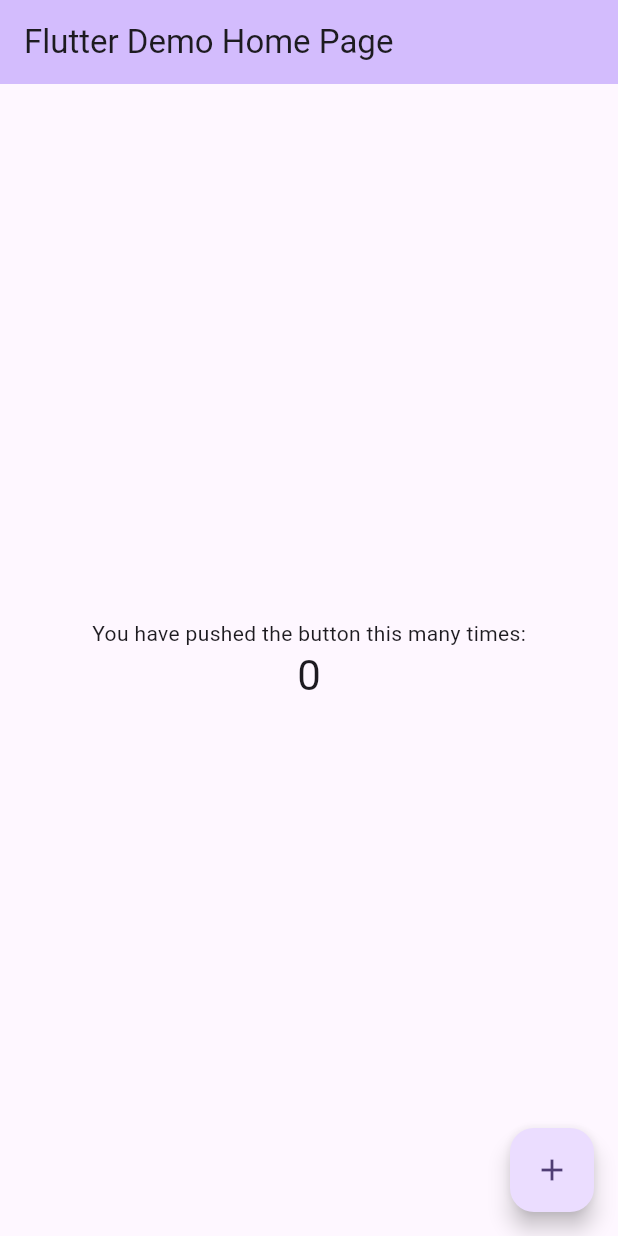
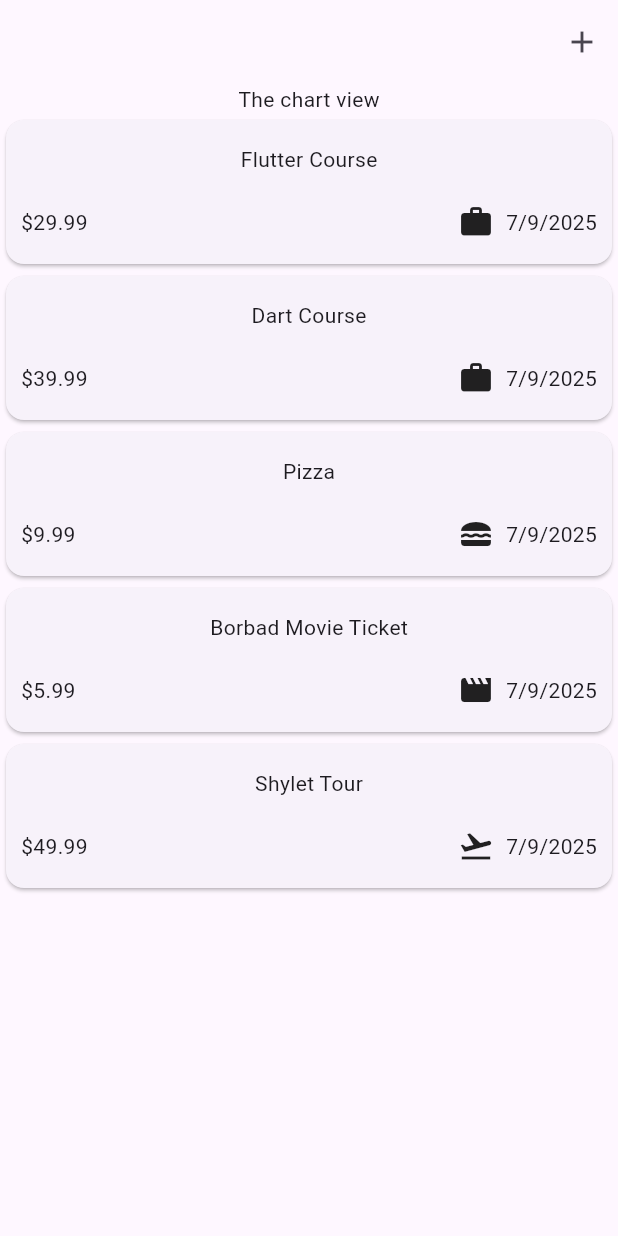
Before and after one commit to Jahir514/flutter, a Flutter app: the screen it shows after launch, on a phone screen of 412 x 824 dp. Run offline on Flutter 3.47's test engine with Material 3 defaults, Android fonts, the phone set to English and light mode, and no system bars.

Commit message:
working on appbar

```diff
--- a/lib/main.dart
+++ b/lib/main.dart
@@ -1,122 +1,6 @@
+import 'package:expense_tracker/widgets/expense/expenses.dart';
 import 'package:flutter/material.dart';
 
 void main() {
-  runApp(const MyApp());
+  runApp(MaterialApp(home: Expenses()));
 }
-
-class MyApp extends StatelessWidget {
-  const MyApp({super.key});
-
-  // This widget is the root of your application.
-  @override
-  Widget build(BuildContext context) {
-    return MaterialApp(
-      title: 'Flutter Demo',
-      theme: ThemeData(
-        // This is the theme of your application.
-        //
-        // TRY THIS: Try running your application with "flutter run". You'll see
-        // the application has a purple toolbar. Then, without quitting the app,
-        // try changing the seedColor in the colorScheme below to Colors.green
-        // and then invoke "hot reload" (save your changes or press the "hot
-        // reload" button in a Flutter-supported IDE, or press "r" if you used
-        // the command line to start the app).
-        //
-        // Notice that the counter didn't reset back to zero; the application
-        // state is not lost during the reload. To reset the state, use hot
-        // restart instead.
-        //
-        // This works for code too, not just values: Most code changes can be
-        // tested with just a hot reload.
-        colorScheme: ColorScheme.fromSeed(seedColor: Colors.deepPurple),
-      ),
-      home: const MyHomePage(title: 'Flutter Demo Home Page'),
-    );
-  }
-}
-
-class MyHomePage extends StatefulWidget {
-  const MyHomePage({super.key, required this.title});
-
-  // This widget is the home page of your application. It is stateful, meaning
-  // that it has a State object (defined below) that contains fields that affect
-  // how it looks.
-
-  // This class is the configuration for the state. It holds the values (in this
-  // case the title) provided by the parent (in this case the App widget) and
-  // used by the build method of the State. Fields in a Widget subclass are
-  // always marked "final".
-
-  final String title;
-
-  @override
-  State<MyHomePage> createState() => _MyHomePageState();
-}
-
-class _MyHomePageState extends State<MyHomePage> {
-  int _counter = 0;
-
-  void _incrementCounter() {
-    setState(() {
-      // This call to setState tells the Flutter framework that something has
-      // changed in this State, which causes it to rerun the build method below
-      // so that the display can reflect the updated values. If we changed
-      // _counter without calling setState(), then the build method would not be
-      // called again, and so nothing would appear to happen.
-      _counter++;
-    });
-  }
-
-  @override
-  Widget build(BuildContext context) {
-    // This method is rerun every time setState is called, for instance as done
-    // by the _incrementCounter method above.
-    //
-    // The Flutter framework has been optimized to make rerunning build methods
-    // fast, so that you can just rebuild anything that needs updating rather
-    // than having to individually change instances of widgets.
-    return Scaffold(
-      appBar: AppBar(
-        // TRY THIS: Try changing the color here to a specific color (to
-        // Colors.amber, perhaps?) and trigger a hot reload to see the AppBar
-        // change color while the other colors stay the same.
-        backgroundColor: Theme.of(context).colorScheme.inversePrimary,
-        // Here we take the value from the MyHomePage object that was created by
-        // the App.build method, and use it to set our appbar title.
-        title: Text(widget.title),
-      ),
-      body: Center(
-        // Center is a layout widget. It takes a single child and positions it
-        // in the middle of the parent.
-        child: Column(
-          // Column is also a layout widget. It takes a list of children and
-          // arranges them vertically. By default, it sizes itself to fit its
-          // children horizontally, and tries to be as tall as its parent.
-          //
-          // Column has various properties to control how it sizes itself and
-          // how it positions its children. Here we use mainAxisAlignment to
-          // center the children vertically; the main axis here is the vertical
-          // axis because Columns are vertical (the cross axis would be
-          // horizontal).
-          //
-          // TRY THIS: Invoke "debug painting" (choose the "Toggle Debug Paint"
-          // action in the IDE, or press "p" in the console), to see the
-          // wireframe for each widget.
-          mainAxisAlignment: MainAxisAlignment.center,
-          children: <Widget>[
-            const Text('You have pushed the button this many times:'),
-            Text(
-              '$_counter',
-              style: Theme.of(context).textTheme.headlineMedium,
-            ),
-          ],
-        ),
-      ),
-      floatingActionButton: FloatingActionButton(
-        onPressed: _incrementCounter,
-        tooltip: 'Increment',
-        child: const Icon(Icons.add),
-      ), // This trailing comma makes auto-formatting nicer for build methods.
-    );
-  }
-}
--- /dev/null
+++ b/lib/models/expense.dart
@@ -0,0 +1,40 @@
+import 'package:flutter/material.dart';
+import 'package:intl/intl.dart';
+import 'package:uuid/uuid.dart';
+
+// date fromatter from intl package
+final formater = DateFormat.yMd();
+
+// uuid for generating id in string
+const uuid = Uuid();
+
+// category enum value
+enum Category { food, travel, entertainment, work }
+
+// category icons map
+const categoryIcons = {
+  Category.food: Icons.lunch_dining,
+  Category.travel: Icons.flight_takeoff,
+  Category.entertainment: Icons.movie,
+  Category.work: Icons.work,
+};
+
+// expense class
+class Expense {
+  Expense({
+    required this.title,
+    required this.amount,
+    required this.date,
+    required this.category,
+  }) : id = uuid.v4();
+
+  final String id;
+  final String title;
+  final double amount;
+  final DateTime date;
+  final Category category;
+
+  String get formattedDate {
+    return formater.format(date);
+  }
+}
--- /dev/null
+++ b/lib/widgets/expense/expenses.dart
@@ -0,0 +1,59 @@
+import "package:expense_tracker/widgets/expense/expenses_list.dart";
+import "package:expense_tracker/models/expense.dart";
+import "package:flutter/material.dart";
+
+class Expenses extends StatefulWidget {
+  const Expenses({super.key});
+
+  @override
+  State<Expenses> createState() => _ExpensesState();
+}
+
+class _ExpensesState extends State<Expenses> {
+  final List<Expense> _registeredExpenses = [
+    Expense(
+      title: 'Flutter Course',
+      amount: 29.99,
+      date: DateTime.now(),
+      category: Category.work,
+    ),
+    Expense(
+      title: 'Dart Course',
+      amount: 39.99,
+      date: DateTime.now(),
+      category: Category.work,
+    ),
+    Expense(
+      title: 'Pizza',
+      amount: 9.99,
+      date: DateTime.now(),
+      category: Category.food,
+    ),
+    Expense(
+      title: 'Borbad Movie Ticket',
+      amount: 5.99,
+      date: DateTime.now(),
+      category: Category.entertainment,
+    ),
+    Expense(
+      title: 'Shylet Tour',
+      amount: 49.99,
+      date: DateTime.now(),
+      category: Category.travel,
+    ),
+  ];
+  @override
+  Widget build(BuildContext context) {
+    return Scaffold(
+      appBar: AppBar(
+        actions: [IconButton(onPressed: () {}, icon: Icon(Icons.add))],
+      ),
+      body: Column(
+        children: [
+          Text('The chart view'),
+          Expanded(child: ExpensesList(expenses: _registeredExpenses)),
+        ],
+      ),
+    );
+  }
+}
--- /dev/null
+++ b/lib/widgets/expense/expenses_list.dart
@@ -0,0 +1,16 @@
+import 'package:expense_tracker/models/expense.dart';
+import 'package:expense_tracker/widgets/expense/single_expense.dart';
+import 'package:flutter/material.dart';
+
+class ExpensesList extends StatelessWidget {
+  const ExpensesList({super.key, required this.expenses});
+  final List<Expense> expenses;
+
+  @override
+  Widget build(BuildContext context) {
+    return ListView.builder(
+      itemCount: expenses.length,
+      itemBuilder: (ctx, index) => SingleExpense(expense: expenses[index]),
+    );
+  }
+}
--- /dev/null
+++ b/lib/widgets/expense/single_expense.dart
@@ -0,0 +1,34 @@
+import 'package:expense_tracker/models/expense.dart';
+import 'package:flutter/material.dart';
+
+class SingleExpense extends StatelessWidget {
+  const SingleExpense({super.key, required this.expense});
+  final Expense expense;
+  @override
+  Widget build(BuildContext context) {
+    return Card(
+      child: Padding(
+        padding: const EdgeInsets.symmetric(horizontal: 10, vertical: 16),
+        child: Column(
+          children: [
+            Text(expense.title),
+            const SizedBox(height: 20),
+            Row(
+              children: [
+                Text('\$${expense.amount.toStringAsFixed(2)}'),
+                const Spacer(),
+                Row(
+                  children: [
+                    Icon(categoryIcons[expense.category]),
+                    const SizedBox(width: 8),
+                    Text(expense.formattedDate),
+                  ],
+                ),
+              ],
+            ),
+          ],
+        ),
+      ),
+    );
+  }
+}
--- a/pubspec.yaml
+++ b/pubspec.yaml
@@ -34,6 +34,8 @@ dependencies:
   # The following adds the Cupertino Icons font to your application.
   # Use with the CupertinoIcons class for iOS style icons.
   cupertino_icons: ^1.0.8
+  uuid: ^4.5.1
+  intl: ^0.20.2
 
 dev_dependencies:
   flutter_test:
```
Also changed, not shown: pubspec.lock.
